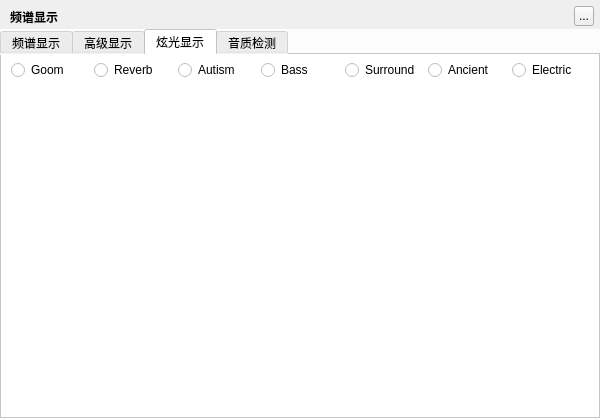
Before: the Qt Designer form TTKModule/TTKWidget/musicUiKits/musicToolsetsKits/musicspectrumwidget.ui in Greedysky/TTKMusicPlayer, drawn with Qt 5.
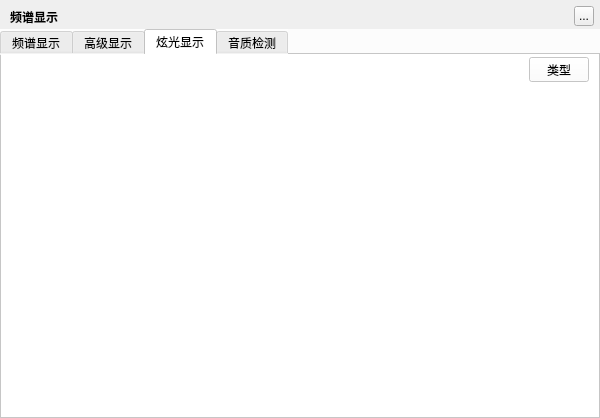
After: the same form once the commit is applied. The open tabs and pages were chosen to show the change. Custom widgets are drawn as their Qt base class.

Commit message: Optimized spectrum type selection[258640]

```diff
--- a/TTKModule/TTKWidget/musicUiKits/musicToolsetsKits/musicspectrumwidget.ui
+++ b/TTKModule/TTKWidget/musicUiKits/musicToolsetsKits/musicspectrumwidget.ui
@@ -358,63 +358,34 @@
           <number>0</number>
          </property>
          <item>
-          <widget class="QRadioButton" name="floridgoomBox">
-           <property name="text">
-            <string>Goom</string>
+          <spacer name="horizontalSpacer_4">
+           <property name="orientation">
+            <enum>Qt::Horizontal</enum>
            </property>
-           <property name="checked">
-            <bool>false</bool>
+           <property name="sizeHint" stdset="0">
+            <size>
+             <width>40</width>
+             <height>20</height>
+            </size>
            </property>
-           <property name="autoExclusive">
-            <bool>true</bool>
-           </property>
-          </widget>
+          </spacer>
          </item>
          <item>
-          <widget class="QRadioButton" name="floridreverbBox">
-           <property name="text">
-            <string>Reverb</string>
+          <widget class="MusicSpectrumFloridLayoutWidget" name="floridLayoutButton">
+           <property name="minimumSize">
+            <size>
+             <width>60</width>
+             <height>25</height>
+            </size>
            </property>
-           <property name="checked">
-            <bool>false</bool>
+           <property name="maximumSize">
+            <size>
+             <width>60</width>
+             <height>25</height>
+            </size>
            </property>
-           <property name="autoExclusive">
-            <bool>true</bool>
-           </property>
-          </widget>
-         </item>
-         <item>
-          <widget class="QRadioButton" name="floridautismBox">
            <property name="text">
-            <string>Autism</string>
-           </property>
-          </widget>
-         </item>
-         <item>
-          <widget class="QRadioButton" name="floridbassBox">
-           <property name="text">
-            <string>Bass</string>
-           </property>
-          </widget>
-         </item>
-         <item>
-          <widget class="QRadioButton" name="floridsurroundBox">
-           <property name="text">
-            <string>Surround</string>
-           </property>
-          </widget>
-         </item>
-         <item>
-          <widget class="QRadioButton" name="floridancientBox">
-           <property name="text">
-            <string>Ancient</string>
-           </property>
-          </widget>
-         </item>
-         <item>
-          <widget class="QRadioButton" name="floridelectricBox">
-           <property name="text">
-            <string>Electric</string>
+            <string>类型</string>
            </property>
           </widget>
          </item>
@@ -579,6 +550,23 @@
   <zorder>topTitleName</zorder>
   <zorder>topTitleCloseButton</zorder>
  </widget>
+ <customwidgets>
+  <customwidget>
+   <class>MusicSpectrumNormalLayoutWidget</class>
+   <extends>QToolButton</extends>
+   <header>musicspectrumlayoutwidget.h</header>
+  </customwidget>
+  <customwidget>
+   <class>MusicSpectrumPlusLayoutWidget</class>
+   <extends>QToolButton</extends>
+   <header>musicspectrumlayoutwidget.h</header>
+  </customwidget>
+  <customwidget>
+   <class>MusicSpectrumFloridLayoutWidget</class>
+   <extends>QToolButton</extends>
+   <header>musicspectrumlayoutwidget.h</header>
+  </customwidget>
+ </customwidgets>
  <resources/>
  <connections/>
 </ui>
```
Left out of the diff: 121 changed lines with no effect on the pictures. The commit also changes 36 other files.
